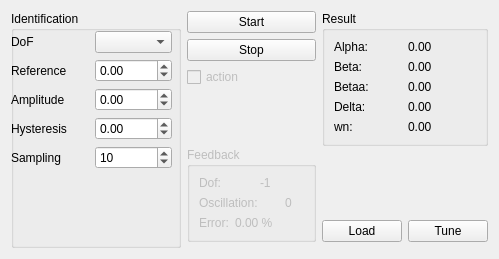
pi19404/labust-ros-pkg, file labust_gui/src/control/resource/Identification.ui: the form before one commit.
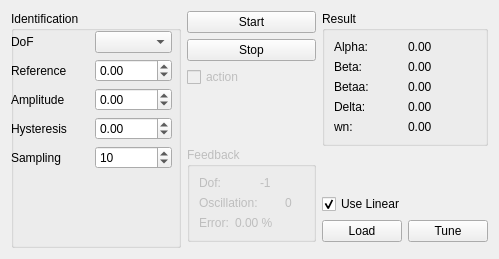
The form after the commit.

Commit message: Added support for actionlib identification in the velocity controller. Updated the identification and control GUI. Added tuning support to the ld navigation and velocity controller. Removed the gui dependencies from ldtravocean.

What changed in the file:
```diff
--- a/labust_gui/src/control/resource/Identification.ui
+++ b/labust_gui/src/control/resource/Identification.ui
@@ -242,6 +242,16 @@
        </property>
       </spacer>
      </item>
+     <item>
+      <widget class="QCheckBox" name="useLinear">
+       <property name="text">
+        <string>Use Linear</string>
+       </property>
+       <property name="checked">
+        <bool>true</bool>
+       </property>
+      </widget>
+     </item>
      <item>
       <layout class="QHBoxLayout" name="horizontalLayout_2">
        <item>
```
The commit also changes 25 other files.
